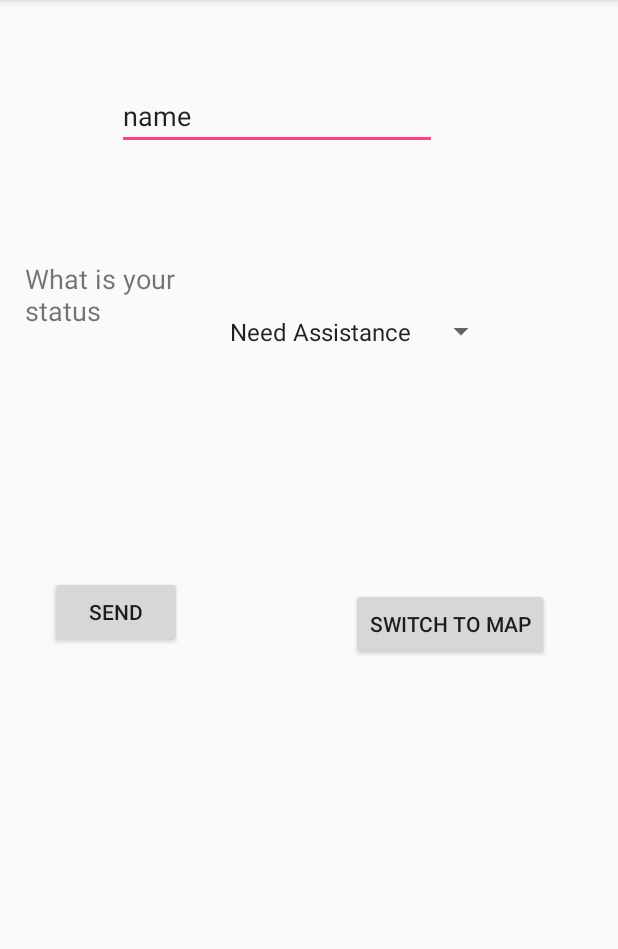
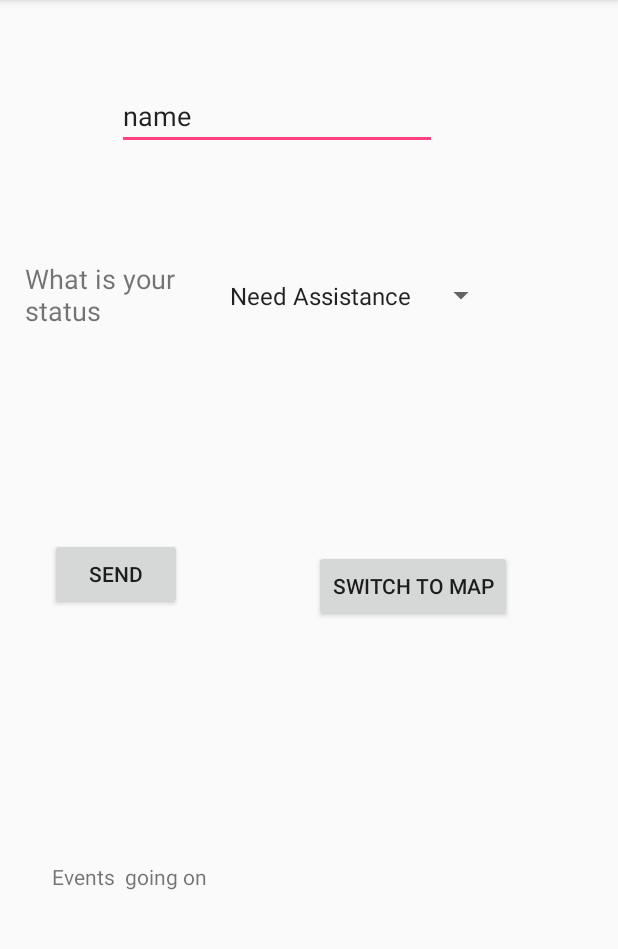
Before and after one commit to d3bird/Beacon-of-light, an Android app: the screen it shows after launch (MainActivity), on a phone screen of 412 x 824 dp, the part 84-1033 px from its top. Run offline under Robolectric (Android 15) with nearby library versions, the phone set to English and light mode, and no system bars; our stand-ins replace Firebase (no records; nobody signed in at launch, a user with empty details on screens opened directly).

Commit message:
added the events to the home page scott

```diff
--- a/FirebaseTest/app/src/main/java/com/example/firebasetest/MainActivity.java
+++ b/FirebaseTest/app/src/main/java/com/example/firebasetest/MainActivity.java
@@ -37,7 +37,7 @@ public class MainActivity extends AppCompatActivity implements AdapterView.OnIte
     String GPS = "";
     int status ;
     int priority = 0;
-
+    TextView danger;
     public EditText user;
 
     @Override
@@ -47,7 +47,7 @@ public class MainActivity extends AppCompatActivity implements AdapterView.OnIte
 
         user = findViewById(R.id.name);
 
-
+        danger = findViewById(R.id.dangerevents);
 
 
         Spinner spinner = (Spinner) findViewById(R.id.spinner);
@@ -69,7 +69,7 @@ public class MainActivity extends AppCompatActivity implements AdapterView.OnIte
                 if(myentry.getStatus() ==4) {
                     MapsActivity.importplaces(myentry);
                 }else if(myentry.getStatus()==5){
-
+                    danger.append(myentry.getID()+'\n');
                 }
             }
 
--- a/FirebaseTest/app/src/main/res/layout/activity_main.xml
+++ b/FirebaseTest/app/src/main/res/layout/activity_main.xml
@@ -21,7 +21,7 @@
         app:layout_constraintHorizontal_bias="0.082"
         app:layout_constraintStart_toStartOf="parent"
         app:layout_constraintTop_toTopOf="parent"
-        app:layout_constraintVertical_bias="0.534" />
+        app:layout_constraintVertical_bias="0.498" />
 
     <EditText
         android:id="@+id/name"
@@ -54,10 +54,10 @@
         android:text="switch to map"
         app:layout_constraintBottom_toBottomOf="parent"
         app:layout_constraintEnd_toEndOf="parent"
-        app:layout_constraintHorizontal_bias="0.732"
+        app:layout_constraintHorizontal_bias="0.56"
         app:layout_constraintStart_toEndOf="@+id/send"
         app:layout_constraintTop_toTopOf="parent"
-        app:layout_constraintVertical_bias="0.565" />
+        app:layout_constraintVertical_bias="0.527" />
 
     <Spinner
         android:id="@+id/spinner"
@@ -72,7 +72,7 @@
         app:layout_constraintHorizontal_bias="0.19"
         app:layout_constraintStart_toEndOf="@+id/textView"
         app:layout_constraintTop_toTopOf="parent"
-        app:layout_constraintVertical_bias="0.265" />
+        app:layout_constraintVertical_bias="0.231" />
 
     <TextView
         android:id="@+id/textView"
@@ -92,6 +92,21 @@
         app:layout_constraintTop_toTopOf="parent"
         app:layout_constraintVertical_bias="0.252" />
 
+    <TextView
+        android:id="@+id/dangerevents"
+        android:layout_width="345dp"
+        android:layout_height="185dp"
+        android:layout_marginBottom="8dp"
+        android:layout_marginEnd="8dp"
+        android:layout_marginStart="8dp"
+        android:layout_marginTop="8dp"
+        android:text="Events  going on "
+        app:layout_constraintBottom_toBottomOf="parent"
+        app:layout_constraintEnd_toEndOf="parent"
+        app:layout_constraintHorizontal_bias="0.52"
+        app:layout_constraintStart_toStartOf="parent"
+        app:layout_constraintTop_toTopOf="parent"
+        app:layout_constraintVertical_bias="1.0" />
 
 
 </android.support.constraint.ConstraintLayout>
```
Also changed, not shown: FirebaseTest/app/src/main/java/com/example/firebasetest/MapsActivity.java (+9 -5 lines).
